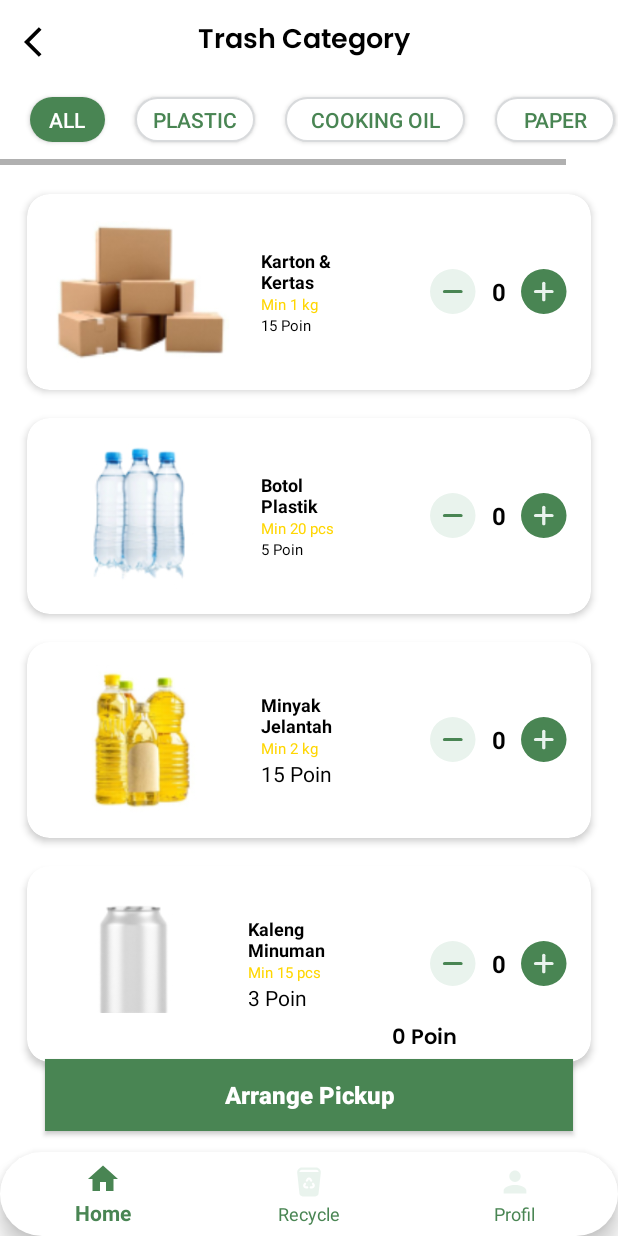
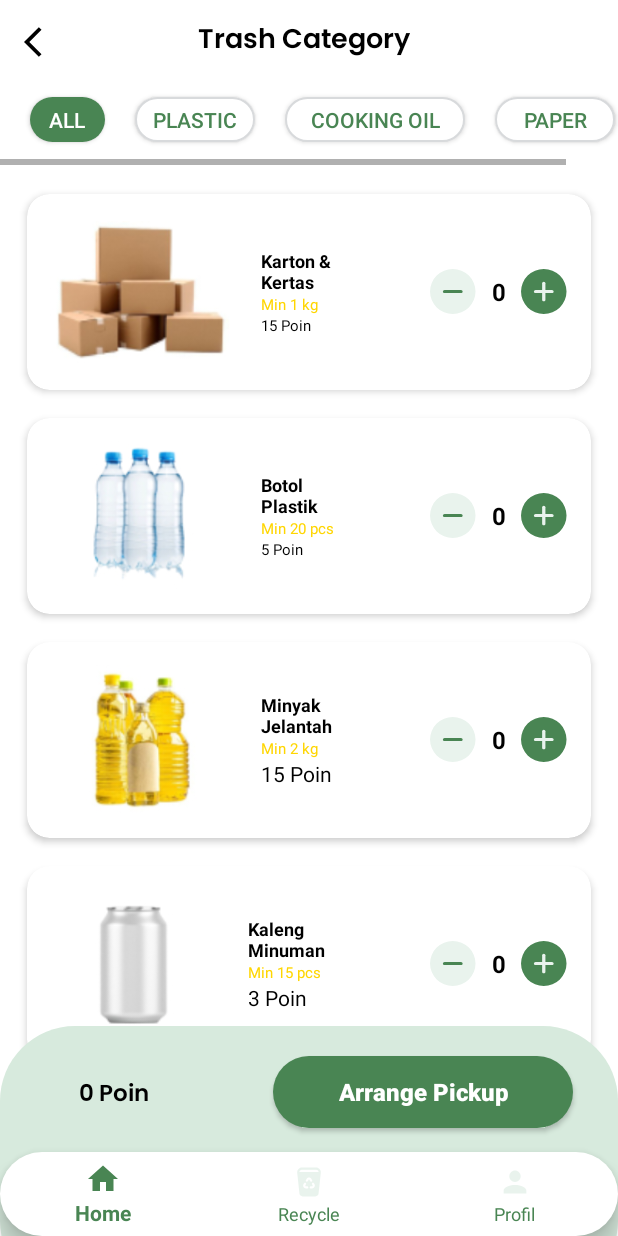
Before and after one commit to RezaConz/Cleaving, an Android app: the fragment ClaimVoucher placed in its activity, after a tap on "Start Recycling", on a phone screen of 412 x 824 dp. Run offline under Robolectric (Android 15) with nearby library versions, the phone set to English and light mode, and no system bars; our stand-ins replace Firebase (no records; nobody signed in at launch, a user with empty details on screens opened directly).

Commit message:
pop up voucher

```diff
--- a/app/src/main/java/com/example/cleaving/ClaimVoucher.kt
+++ b/app/src/main/java/com/example/cleaving/ClaimVoucher.kt
@@ -8,30 +8,20 @@ import android.view.LayoutInflater
 import android.view.View
 import android.view.ViewGroup
 import android.widget.Button
+import com.example.cleaving.Recycle.SummaryOrderFragment
 import com.example.cleaving.databinding.FragmentClaimVoucherBinding
+import com.google.android.material.bottomsheet.BottomSheetDialog
 
-// TODO: Rename parameter arguments, choose names that match
-// the fragment initialization parameters, e.g. ARG_ITEM_NUMBER
-private const val ARG_PARAM1 = "param1"
-private const val ARG_PARAM2 = "param2"
 
-/**
- * A simple [Fragment] subclass.
- * Use the [ClaimVoucher.newInstance] factory method to
- * create an instance of this fragment.
- */
 class ClaimVoucher : Fragment(), View.OnClickListener{
     private lateinit var binding: FragmentClaimVoucherBinding
-    // TODO: Rename and change types of parameters
-    private var param1: String? = null
-    private var param2: String? = null
+    private lateinit var dialog: BottomSheetDialog
+    private lateinit var dialog2: BottomSheetDialog
+
 
     override fun onCreate(savedInstanceState: Bundle?) {
         super.onCreate(savedInstanceState)
-        arguments?.let {
-            param1 = it.getString(ARG_PARAM1)
-            param2 = it.getString(ARG_PARAM2)
-        }
+
     }
 
     override fun onCreateView(
@@ -39,13 +29,38 @@ class ClaimVoucher : Fragment(), View.OnClickListener{
         savedInstanceState: Bundle?
     ): View? {
         binding = FragmentClaimVoucherBinding.inflate(inflater, container, false)
+
+        binding.UseVoucher.setOnClickListener {
+            dialog = BottomSheetDialog(requireContext(), R.style.BottomSheetDialogTheme)
+            dialog.setContentView(R.layout.redeemed_points_activate)
+
+            if (dialog.window != null){
+                dialog.window!!.setBackgroundDrawable(ColorDrawable(0))
+            }
+
+            dialog.show()
+            dialog.findViewById<Button>(R.id.ButtonActivatePoints)?.setOnClickListener {
+                dialog.dismiss()
+                dialog2 = BottomSheetDialog(requireContext(), R.style.BottomSheetDialogTheme)
+                dialog2.setContentView(R.layout.remaining_time_voucher)
+
+                if (dialog2.window != null){
+                    dialog2.window!!.setBackgroundDrawable(ColorDrawable(0))
+                }
+
+                dialog2.show()
+                dialog2.findViewById<Button>(R.id.ButtonFinsihPoints)?.setOnClickListener {
+
+                }
+            }
+        }
         return binding.root
     }
 
     override fun onViewCreated(view: View, savedInstanceState: Bundle?) {
         super.onViewCreated(view, savedInstanceState)
-        binding.BAckClaimVoucher.setOnClickListener(this)
-        binding.UseVoucher.setOnClickListener(this)
+//        binding.BAckClaimVoucher.setOnClickListener(this)
+//        binding.UseVoucher.setOnClickListener(this)
     }
 
     override fun onClick(v: View) {
--- a/app/src/main/java/com/example/cleaving/Home/HomeFragment.kt
+++ b/app/src/main/java/com/example/cleaving/Home/HomeFragment.kt
@@ -69,19 +69,25 @@ class HomeFragment : Fragment(), View.OnClickListener {
         binding.grabVoucher2.setOnClickListener(this)
         binding.grabVoucher3.setOnClickListener(this)
     }
-
+    fun replaceFragment(fragment: Fragment) {
+        val fragmentManager = parentFragmentManager
+        val fragmentTransaction = fragmentManager.beginTransaction()
+        fragmentTransaction.replace(R.id.frame_layout, fragment)
+        fragmentTransaction.commit()
+    }
     override fun onClick(v: View) {
         if (v.id == R.id.ButtonStartRecycling) {
-            val mFragmentManager = parentFragmentManager
-            mFragmentManager.beginTransaction().apply {
-                replace(
-                    R.id.frame_layout,
-                    RecycleFragment(),
-                    RecycleFragment::class.java.simpleName
-                )
-                addToBackStack(null)
-                commit()
-            }
+            replaceFragment(RecycleFragment())
+//            val mFragmentManager = parentFragmentManager
+//            mFragmentManager.beginTransaction().apply {
+//                replace(
+//                    R.id.frame_layout,
+//                    RecycleFragment(),
+//                    RecycleFragment::class.java.simpleName
+//                )
+//                addToBackStack(null)
+//                commit()
+//            }
         }
         if (v.id == R.id.ButtonVoucherSeeMore) {
             val mFragmentManager = parentFragmentManager
--- /dev/null
+++ b/app/src/main/res/drawable/backgrond.xml
@@ -0,0 +1,5 @@
+<?xml version="1.0" encoding="utf-8"?>
+<shape android:shape="rectangle" xmlns:android="http://schemas.android.com/apk/res/android">
+    <solid android:color="#D7EADD"/>
+    <corners android:radius="50dp"/>
+</shape>
--- a/app/src/main/res/layout/fragment_home.xml
+++ b/app/src/main/res/layout/fragment_home.xml
@@ -5,6 +5,7 @@
     android:layout_height="match_parent"
     xmlns:app="http://schemas.android.com/apk/res-auto"
     tools:context="Home.HomeFragment"
+    android:layout_marginBottom="40dp"
     android:background="@color/cleaving_tertiary">
 
     <LinearLayout
--- a/app/src/main/res/layout/fragment_recycle.xml
+++ b/app/src/main/res/layout/fragment_recycle.xml
@@ -115,27 +115,16 @@
 
     <LinearLayout
         android:layout_width="match_parent"
-        android:layout_height="wrap_content"
+        android:layout_height="150dp"
         android:layout_gravity="bottom"
         android:orientation="vertical">
 
         <LinearLayout
             android:layout_width="match_parent"
-            android:layout_height="wrap_content"
-            android:layout_marginStart="30dp"
-            android:layout_marginEnd="30dp"
-            android:orientation="horizontal">
-
-            <TextView
-                android:id="@+id/tvJumlahBarang"
-                android:layout_width="wrap_content"
-                android:layout_height="wrap_content"
-                android:paddingVertical="3dp"
-                android:layout_weight="1"
-                android:textColor="@color/black"
-                android:background="@color/white"
-                android:textSize="16sp"
-                android:textStyle="bold" />
+            android:layout_height="180dp"
+            android:orientation="horizontal"
+            android:layout_marginTop="10dp"
+            android:background="@drawable/backgrond">
 
             <TextView
                 android:id="@+id/tvTotalPoins"
@@ -143,21 +132,22 @@
                 android:layout_height="wrap_content"
                 android:paddingVertical="3dp"
                 android:layout_weight="1"
+                android:layout_marginTop="20dp"
+                android:text=""
                 android:gravity="center"
                 android:fontFamily="@font/poppins_semibold"
-                android:background="@color/white"
+                android:textSize="15sp"
                 android:textColor="@color/black" />
-
-        </LinearLayout>
 
             <Button
                 android:id="@+id/btnPickUp"
-            android:layout_width="match_parent"
+                android:layout_width="200dp"
                 android:layout_height="wrap_content"
                 android:layout_marginStart="30dp"
                 android:layout_marginEnd="30dp"
-            android:layout_marginBottom="70dp"
-            android:background="@color/green"
+                android:layout_marginTop="20dp"
+                android:layout_marginBottom="50dp"
+                android:background="@drawable/button_shape"
                 android:text="Arrange Pickup"
                 android:textAllCaps="false"
                 android:textColor="@color/white"
@@ -167,4 +157,7 @@
         </LinearLayout>
 
 
+    </LinearLayout>
+
+
 </FrameLayout>
--- a/app/src/main/res/layout/remaining_time_voucher.xml
+++ b/app/src/main/res/layout/remaining_time_voucher.xml
@@ -12,9 +12,7 @@
         <androidx.cardview.widget.CardView
             android:layout_width="wrap_content"
             android:layout_height="wrap_content"
-            android:background="@color/white"
-            app:cardCornerRadius="100dp"
-            android:layout_marginTop="400dp">
+            android:background="@color/white">
 
             <LinearLayout
                 android:layout_width="wrap_content"
```
Also changed, not shown: app/src/main/res/layout/redeemed_points_activate.xml (+4 -5 lines). Lines whose indentation alone changed are shown as unchanged.
